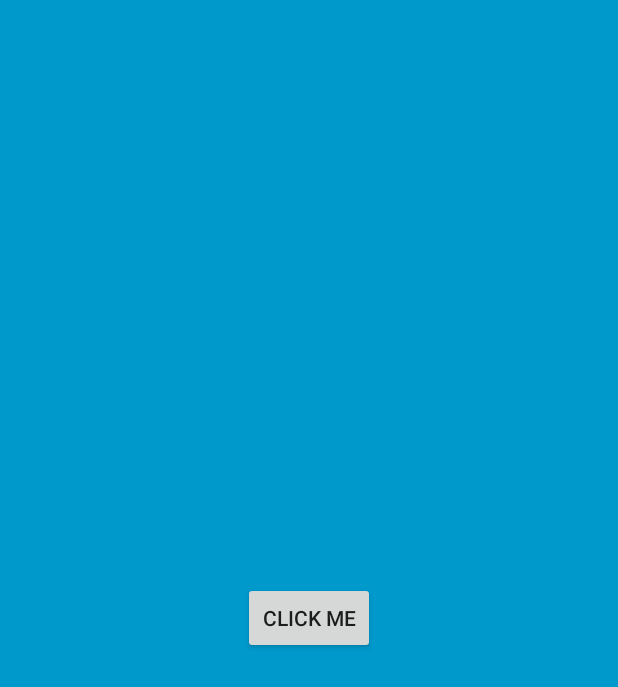
After one commit to DevangT98/News-Application, an Android app: the layout daily_feed_widget.xml on its own in the app's theme, with its tools: preview values and no code run, on a phone screen of 412 x 824 dp. The commit adds this screen. Shown: the top 687 px of the screen. Run offline under Robolectric (Android 15) with nearby library versions, the phone set to English and light mode, and no system bars.

Commit message:
Added widget box.

```diff
--- a/app/src/main/java/com/example/dailyfeed/LoginActivity.java
+++ b/app/src/main/java/com/example/dailyfeed/LoginActivity.java
@@ -63,6 +63,7 @@ public class LoginActivity extends AppCompatActivity {
             i.putExtra("uname", userDb);
             startActivity(i);
             finish();
+            Toast.makeText(this,"Login Successful",Toast.LENGTH_SHORT).show();
         } else {
             Toast.makeText(this, "Invalid username or password", Toast.LENGTH_SHORT).show();
             edtuser.setText("");
--- /dev/null
+++ b/app/src/main/res/layout/daily_feed_widget.xml
@@ -0,0 +1,14 @@
+<RelativeLayout xmlns:android="http://schemas.android.com/apk/res/android"
+android:layout_width="match_parent"
+android:layout_height="match_parent"
+android:background="#09C"
+android:padding="@dimen/widget_margin">
+
+<Button
+    android:layout_width="wrap_content"
+    android:layout_height="wrap_content"
+    android:text="Click Me"
+    android:id="@+id/widgetButton"
+    android:layout_centerInParent="true"/>
+
+</RelativeLayout>
--- a/app/src/main/res/values/dimens.xml
+++ b/app/src/main/res/values/dimens.xml
@@ -5,4 +5,10 @@
     <dimen name="nav_header_vertical_spacing">8dp</dimen>
     <dimen name="nav_header_height">176dp</dimen>
     <dimen name="fab_margin">16dp</dimen>
+
+    <!--
+Refer to App Widget Documentation for margin information
+http://developer.android.com/guide/topics/appwidgets/index.html#CreatingLayout
+    -->
+    <dimen name="widget_margin">8dp</dimen>
 </resources>
--- a/app/src/main/res/values/strings.xml
+++ b/app/src/main/res/values/strings.xml
@@ -13,4 +13,6 @@
     <string name="menu_tools">Tools</string>
     <string name="menu_share">Share</string>
     <string name="menu_send">Send</string>
+    <string name="appwidget_text">EXAMPLE</string>
+    <string name="add_widget">Add widget</string>
 </resources>
```
Also changed, not shown: app/src/main/AndroidManifest.xml (+12 -4 lines), app/src/main/java/com/example/dailyfeed/DailyFeedWidget.java (added, +45 -0 lines), app/src/main/res/values-v14/dimens.xml (added, +10 -0 lines), app/src/main/res/xml/daily_feed_widget_info.xml (added, +10 -0 lines), app/src/main/res/drawable-nodpi/example_appwidget_preview.png (added).
